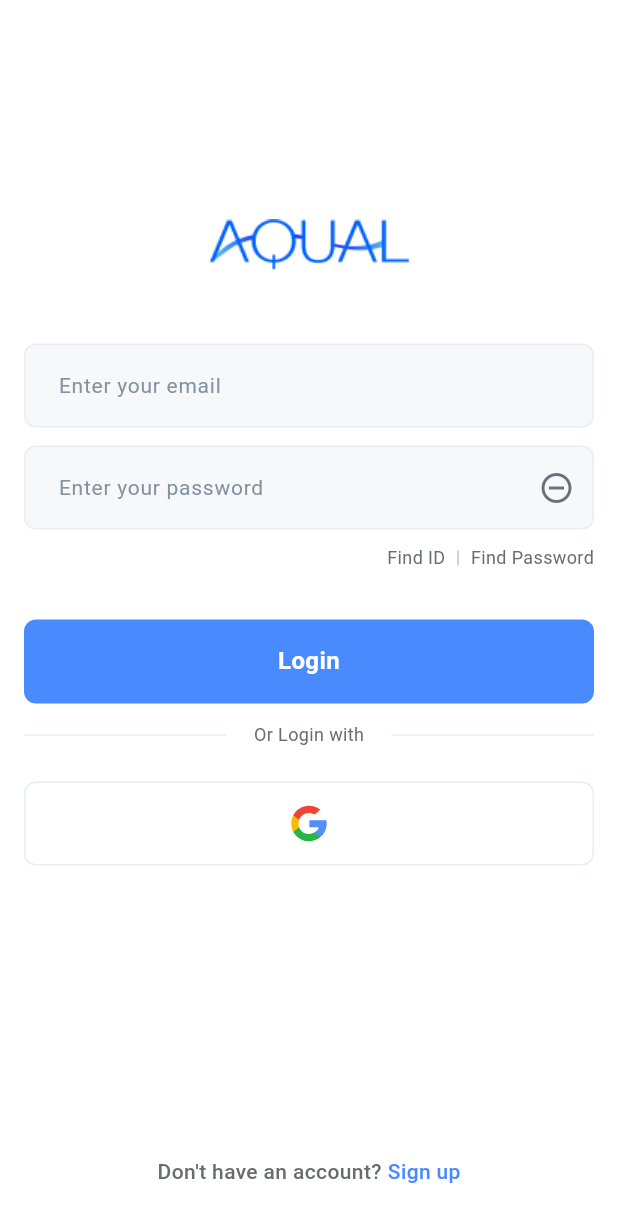
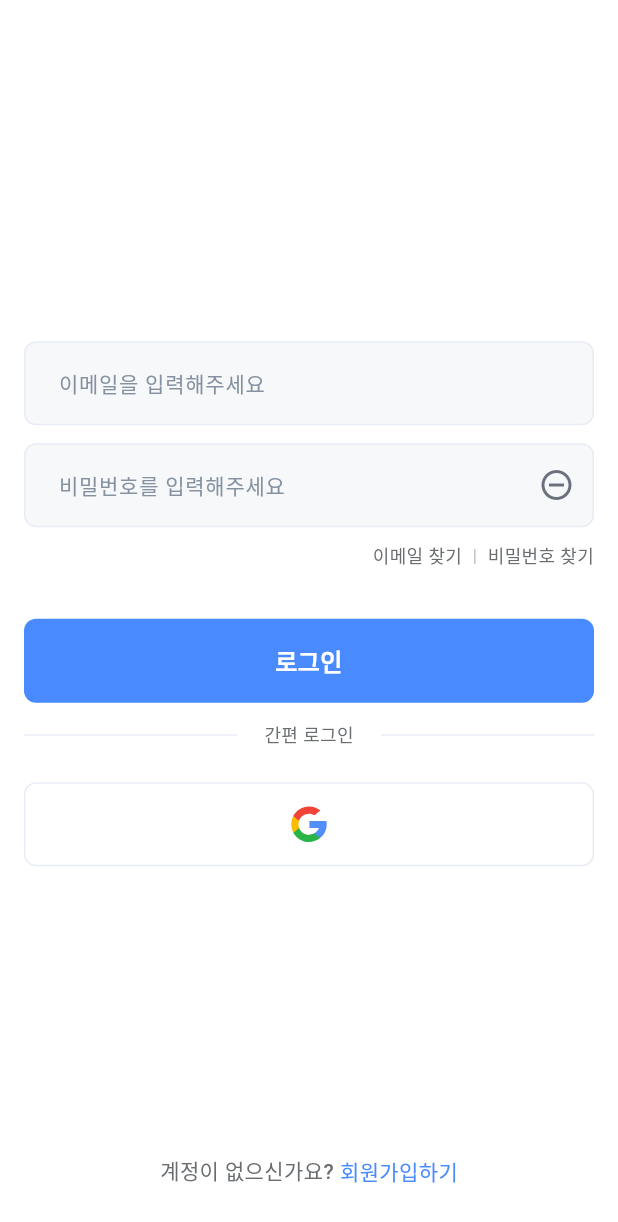
Before and after one commit to puze8681/CouponMarket, a Flutter app: the LoginPage screen opened by its route, on a phone screen of 412 x 824 dp. Shown: the top 1222 px of the screen. Run offline on Flutter 3.47's test engine with Material 3 defaults, Android fonts, the phone set to English and light mode, and no system bars; our stand-ins replace cloud_firestore, firebase_auth, firebase_core, firebase_storage, flutter_bloc, flutter_local_notifications and 9 more; accounts and stored records are empty; Roboto replaces fonts that are missing (Pretendard).

Commit message:
로그인 페이지 한글화

```diff
--- a/lib/screen/lobby/login_page.dart
+++ b/lib/screen/lobby/login_page.dart
@@ -35,11 +35,11 @@ class _LoginPageState extends State<LoginPage> {
     bool emailEmpty = email.isEmpty;
     bool passwordEmpty = password.isEmpty;
     if(emailEmpty && passwordEmpty){
-      Fluttertoast.showToast(msg: "Email and Password is empty");
+      Fluttertoast.showToast(msg: "이메일과 비밀번호를 입력해주세요");
     }else if(emailEmpty){
-      Fluttertoast.showToast(msg: "Email is empty");
+      Fluttertoast.showToast(msg: "이메일을 입력해주세요");
     }else if(passwordEmpty){
-      Fluttertoast.showToast(msg: "Password is empty");
+      Fluttertoast.showToast(msg: "비밀번호를 입력해주세요");
     }else{
       _bloc.add(DoLogin(email, password));
     }
@@ -131,15 +131,15 @@ extension on _LoginPageState {
   }
 
   Widget get logoWidget {
-    return const AssetWidget(Assets.ic_login_logo, width: 135, height: 34);
+    return const SizedBox(width: 135, height: 34);
   }
 
   Widget get inputWidget {
     return Column(
       children: [
-        inputBox("Enter your email", emailController, false),
+        inputBox("이메일을 입력해주세요", emailController, false),
         const SizedBox(height: 12),
-        inputBox("Enter your password", passwordController, true),
+        inputBox("비밀번호를 입력해주세요", passwordController, true),
       ],
     );
   }
@@ -152,11 +152,11 @@ extension on _LoginPageState {
     return Row(
       children: [
         const Spacer(),
-        findButton("Find ID", _onClickFindId),
+        findButton("이메일 찾기", _onClickFindId),
         const SizedBox(width: 8),
         Container(width: 1, height: 10, color: const Color(0xffC5C5C5)),
         const SizedBox(width: 8),
-        findButton("Find Password", _onClickFindPassword),
+        findButton("비밀번호 찾기", _onClickFindPassword),
       ],
     );
   }
@@ -166,13 +166,13 @@ extension on _LoginPageState {
       onTap: ()=>onClick.call(),
       child: Container(
         color: Colors.transparent,
-        child: BasicText(text, 12, 14, FontWeight.w400, textColor: Color(0xff696D70)),
+        child: BasicText(text, 12, 14, FontWeight.w400, textColor: const Color(0xff696D70)),
       ),
     );
   }
 
   Widget get loginButton {
-    return BasicButton("Login", _onClickLogin, isExpanded: true);
+    return BasicButton("로그인", _onClickLogin, isExpanded: true);
   }
 
   Widget get oAuthDivider {
@@ -182,7 +182,7 @@ extension on _LoginPageState {
       children: [
         Expanded(child: Container(height: 1, color: const Color(0xffE8ECF4))),
         const SizedBox(width: 18),
-        const BasicText("Or Login with", 12, 14, FontWeight.w400, textColor: Color(0xff696D70)),
+        const BasicText("간편 로그인", 12, 14, FontWeight.w400, textColor: Color(0xff696D70)),
         const SizedBox(width: 18),
         Expanded(child: Container(height: 1, color: const Color(0xffE8ECF4))),
       ],
@@ -224,13 +224,13 @@ extension on _LoginPageState {
       crossAxisAlignment: CrossAxisAlignment.center,
       mainAxisAlignment: MainAxisAlignment.center,
       children: [
-        const BasicText("Don't have an account?", 14, 18, FontWeight.w500, textColor: Color(0xff696D70)),
+        const BasicText("계정이 없으신가요?", 14, 18, FontWeight.w500, textColor: Color(0xff696D70)),
         const SizedBox(width: 4),
         GestureDetector(
           onTap: _onClickSignUp,
           child: Container(
             color: Colors.transparent,
-            child: BasicText("Sign up", 14, 18, FontWeight.w500, textColor: AppColors.primary),
+            child: const BasicText("회원가입하기", 14, 18, FontWeight.w500, textColor: AppColors.primary),
           ),
         )
       ],
```
Also changed, not shown: 2 other files.
